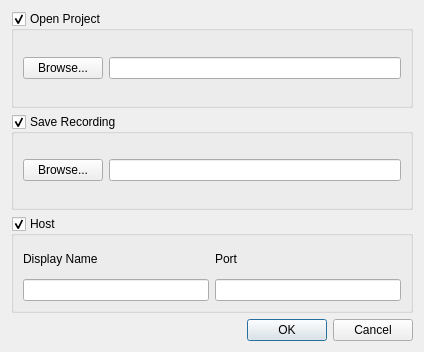
First picture: the form in src/editor/HostDialog.ui, repository yuxshao/ptcollab, before the edit.
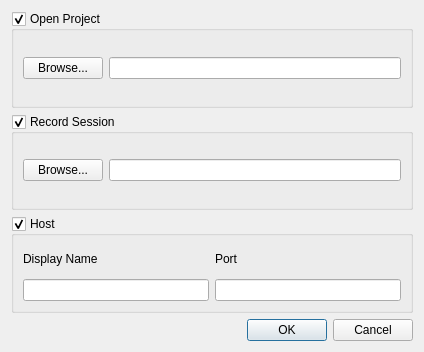
Second picture: the form after the edit.

Commit message: fix recording, also remember last file

The edit to the form file:
```diff
--- a/src/editor/HostDialog.ui
+++ b/src/editor/HostDialog.ui
@@ -39,7 +39,7 @@
    <item>
     <widget class="QGroupBox" name="saveRecordingGroup">
      <property name="title">
-      <string>Save Recording</string>
+      <string>Record Session</string>
      </property>
      <property name="flat">
       <bool>false</bool>
```
The commit also changes 6 other files.
